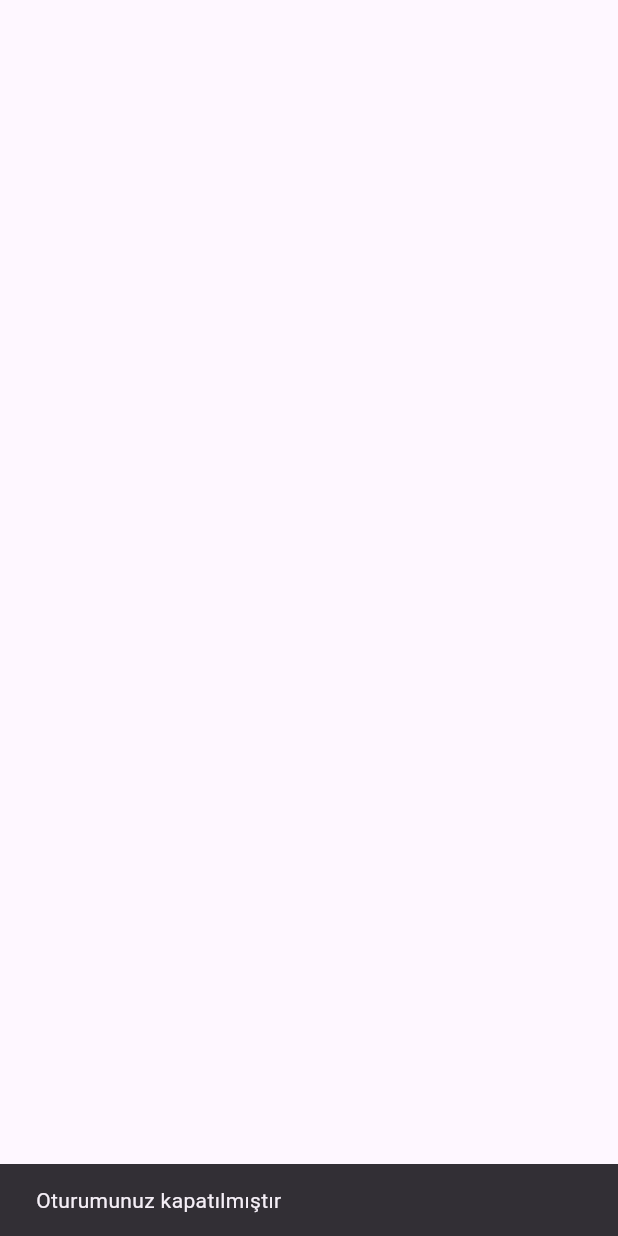
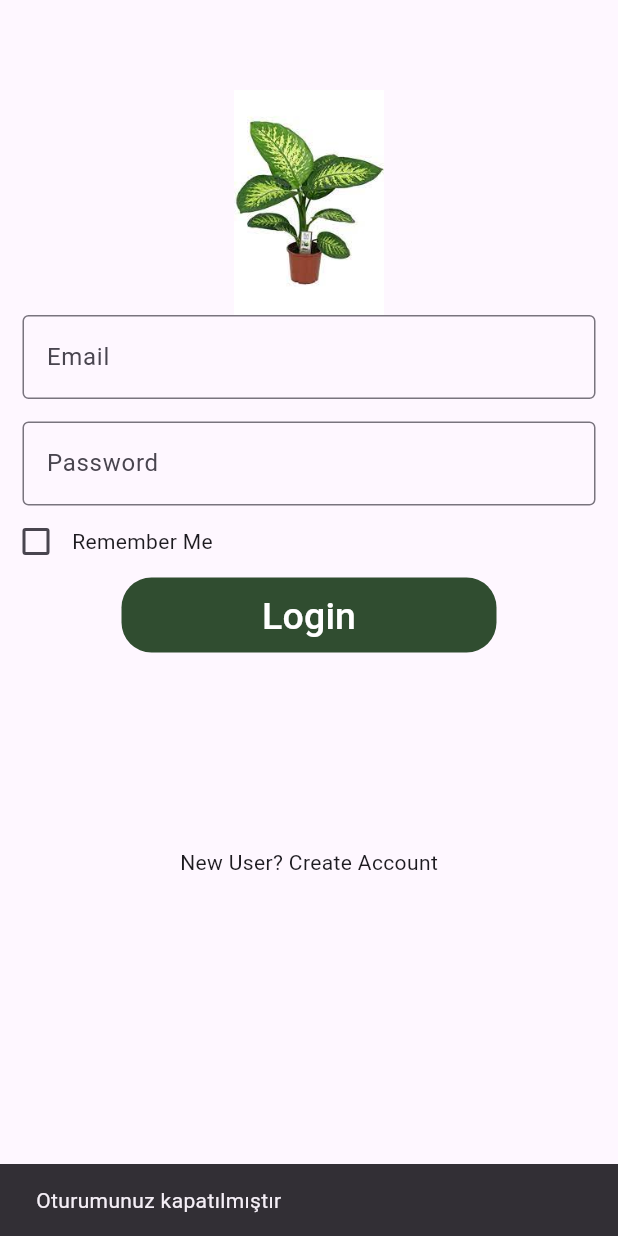
Before and after one commit to flutterankara/Plant-App, a Flutter app: the screen it shows after launch, in the side drawer, after a tap on "Çıkış", on a phone screen of 412 x 824 dp. Run offline on Flutter 3.47's test engine with Material 3 defaults, Android fonts, the phone set to English and light mode, and no system bars; our stand-ins replace hive_flutter, motion_tab_bar_v2; accounts and stored records are empty.

Commit message:
login, register

```diff
--- a/lib/views/login/login_view.dart
+++ b/lib/views/login/login_view.dart
@@ -1,4 +1,5 @@
 import 'package:flutter/material.dart';
+import 'package:plant/views/login/register_view.dart';
 
 class LoginView extends StatefulWidget {
   const LoginView({Key? key}) : super(key: key);
@@ -13,9 +14,82 @@ class _LoginViewState extends State<LoginView> {
     return SafeArea(
         child: Scaffold(
       body: SingleChildScrollView(
-          child: Column(
-        children: [],
-      )),
+        child: Column(
+          children: <Widget>[
+            Padding(
+              padding: const EdgeInsets.only(top: 60.0),
+              child: Center(
+                child: Container(
+                    width: 200,
+                    height: 150,
+                    /*decoration: BoxDecoration(
+                        color: Colors.red,
+                        borderRadius: BorderRadius.circular(50.0)),*/
+                    child: Image.asset('assets/images/bitki.jpg')),
+              ),
+            ),
+            Padding(
+              //padding: const EdgeInsets.only(left:15.0,right: 15.0,top:0,bottom: 0),
+              padding: EdgeInsets.symmetric(horizontal: 15),
+              child: TextField(
+                decoration: InputDecoration(
+                    border: OutlineInputBorder(),
+                    labelText: 'Email',
+                    hintText: ''),
+              ),
+            ),
+            Padding(
+              padding: const EdgeInsets.only(
+                  left: 15.0, right: 15.0, top: 15, bottom: 0),
+              //padding: EdgeInsets.symmetric(horizontal: 15),
+              child: TextField(
+                obscureText: true,
+                decoration: InputDecoration(
+                    border: OutlineInputBorder(),
+                    labelText: 'Password',
+                    hintText: ''),
+              ),
+            ),
+            Row(
+              children: [
+                Checkbox(
+                  value: false, // Initially unchecked
+                  onChanged: (value) {
+                    // TODO: Handle checkbox state change
+                  },
+                ),
+                Text('Remember Me'),
+              ],
+            ),
+            Container(
+              height: 50,
+              width: 250,
+              decoration: BoxDecoration(
+                  color: Color.fromRGBO(48, 77, 48, 1),
+                  borderRadius: BorderRadius.circular(20)),
+              child: TextButton(
+                onPressed: () {},
+                child: Text(
+                  'Login',
+                  style: TextStyle(color: Colors.white, fontSize: 25),
+                ),
+              ),
+            ),
+            SizedBox(
+              height: 130,
+            ),
+            InkWell(
+              child: Text('New User? Create Account'),
+              onTap: () {
+                Navigator.push(
+                  context,
+                  MaterialPageRoute(builder: (context) => const RegisterView()),
+                );
+              },
+            )
+          ],
+        ),
+      ),
     ));
   }
 }
--- a/pubspec.yaml
+++ b/pubspec.yaml
@@ -68,6 +68,8 @@ flutter:
   # assets:
   #   - images/a_dot_burr.jpeg
   #   - images/a_dot_ham.jpeg
+  assets:
+    - assets/images/bitki.jpg
 
   # An image asset can refer to one or more resolution-specific "variants", see
   # https://flutter.dev/assets-and-images/#resolution-aware
```
Also changed, not shown: lib/views/login/register_view.dart (+74 -0 lines), assets/images/bitki.jpg (added), pubspec.lock.
